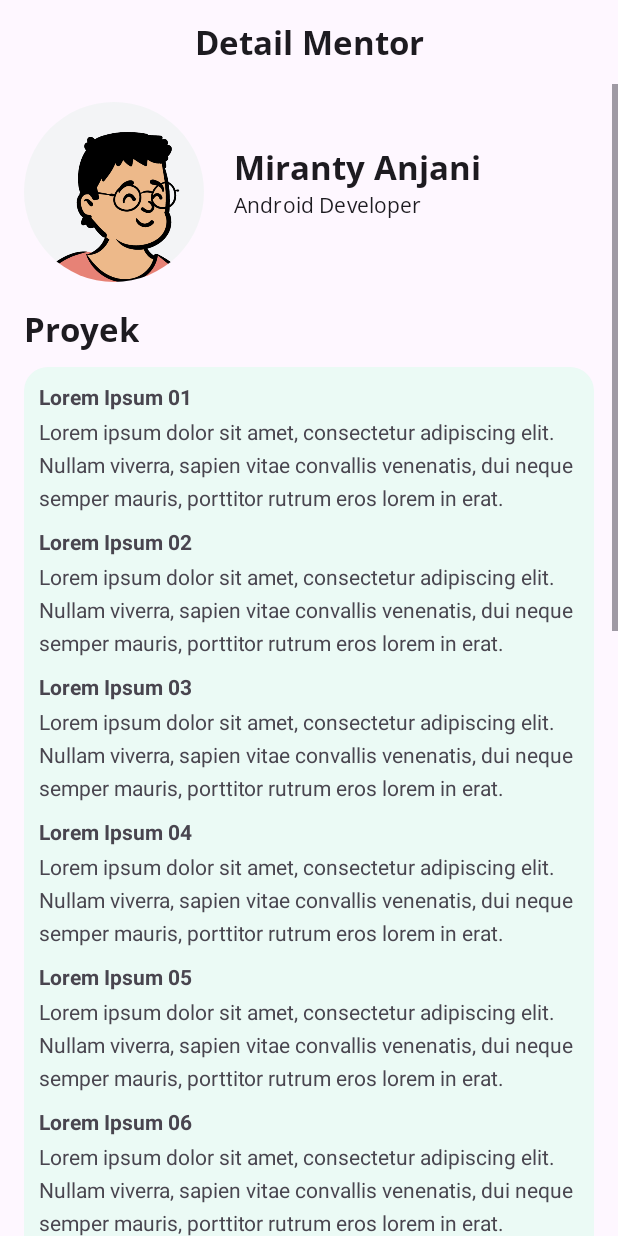
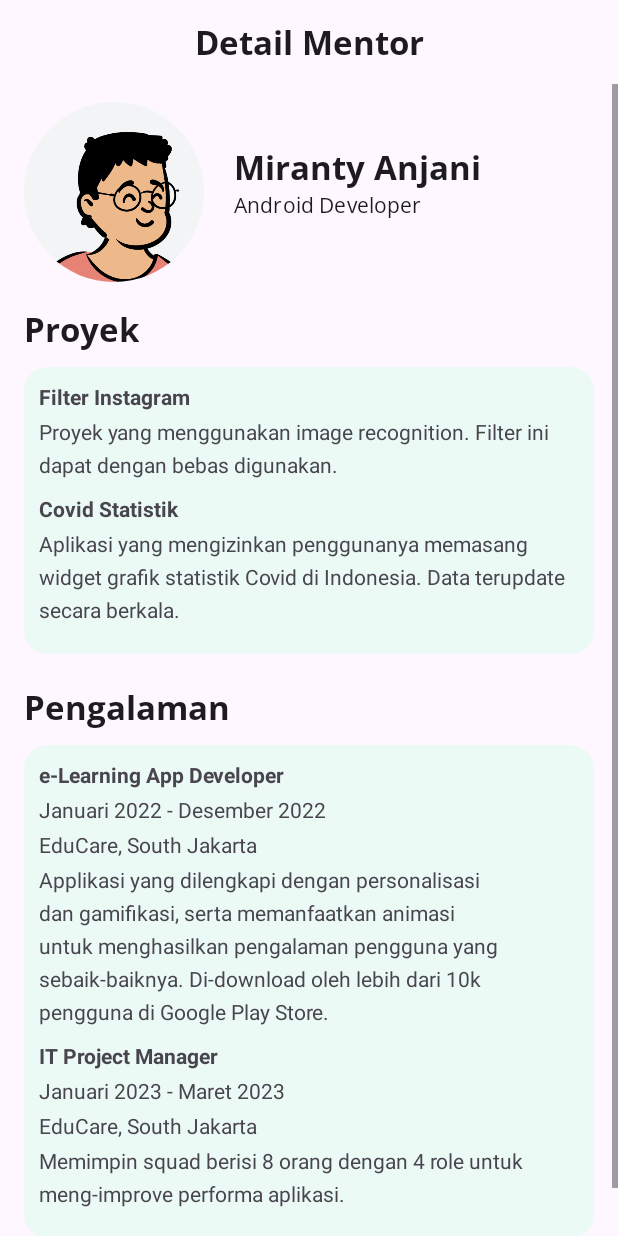
Before and after one commit to Breel-capstone/breel-android, an Android app: the MentorDetailFragment screen opened through its navigation route, on a phone screen of 412 x 824 dp. Run offline under Robolectric (Android 15) with nearby library versions, the light colour scheme and no system bars; our stand-ins replace CircleImageView, Dagger/Hilt's generated code; 1 statement that could not run was skipped.

Commit message:
[UPDATE] mentor detail - edit dummy data

```diff
--- a/app/src/main/java/com/example/breel/ui/fragment/home/mentor/MentorDetailFragment.kt
+++ b/app/src/main/java/com/example/breel/ui/fragment/home/mentor/MentorDetailFragment.kt
@@ -58,44 +58,14 @@ class MentorDetailFragment : Fragment() {
     private fun getDummyListProjectExperience() : List<UserProjectExperience> {
         return listOf<UserProjectExperience>(
             UserProjectExperience(
-                "Lorem Ipsum 01",
+                "Filter Instagram",
                 "http://example.com/",
-                getString(R.string.lorem_2sen)
+                "Proyek yang menggunakan image recognition. Filter ini dapat dengan bebas digunakan."
             ),
             UserProjectExperience(
-                "Lorem Ipsum 02",
+                "Covid Statistik",
                 "http://example.com/",
-                getString(R.string.lorem_2sen)
-            ),
-            UserProjectExperience(
-                "Lorem Ipsum 03",
-                "http://example.com/",
-                getString(R.string.lorem_2sen)
-            ),
-            UserProjectExperience(
-                "Lorem Ipsum 04",
-                "http://example.com/",
-                getString(R.string.lorem_2sen)
-            ),
-            UserProjectExperience(
-                "Lorem Ipsum 05",
-                "http://example.com/",
-                getString(R.string.lorem_2sen)
-            ),
-            UserProjectExperience(
-                "Lorem Ipsum 06",
-                "http://example.com/",
-                getString(R.string.lorem_2sen)
-            ),
-            UserProjectExperience(
-                "Lorem Ipsum 07",
-                "http://example.com/",
-                getString(R.string.lorem_2sen)
-            ),
-            UserProjectExperience(
-                "Lorem Ipsum 08",
-                "http://example.com/",
-                getString(R.string.lorem_2sen)
+                "Aplikasi yang mengizinkan penggunanya memasang widget grafik statistik Covid di Indonesia. Data terupdate secara berkala. "
             ),
         )
     }
@@ -103,44 +73,20 @@ class MentorDetailFragment : Fragment() {
     private fun getDummyListExperience() : List<UserExperience> {
         return listOf<UserExperience>(
             UserExperience(
-                "Lorem",
-                "Jakarta",
-                "Lorem Ipsum 01",
-                "01-01-2002",
-                "07-07-2002",
-                getString(R.string.lorem_2sen)
+                "EduCare",
+                "South Jakarta",
+                "e-Learning App Developer",
+                "Januari 2022",
+                "Desember 2022",
+                "Applikasi yang dilengkapi dengan personalisasi dan gamifikasi, serta memanfaatkan animasi untuk menghasilkan pengalaman pengguna yang sebaik-baiknya. Di-download oleh lebih dari 10k pengguna di Google Play Store."
             ),
             UserExperience(
-                "Lorem",
-                "Jakarta",
-                "Lorem Ipsum 02",
-                "01-01-2002",
-                "07-07-2002",
-                getString(R.string.lorem_2sen)
-            ),
-            UserExperience(
-                "Lorem",
-                "Jakarta",
-                "Lorem Ipsum 03",
-                "01-01-2002",
-                "07-07-2002",
-                getString(R.string.lorem_2sen)
-            ),
-            UserExperience(
-                "Lorem",
-                "Jakarta",
-                "Lorem Ipsum 04",
-                "01-01-2002",
-                "07-07-2002",
-                getString(R.string.lorem_2sen)
-            ),
-            UserExperience(
-                "Lorem",
-                "Jakarta",
-                "Lorem Ipsum 05",
-                "01-01-2002",
-                "07-07-2002",
-                getString(R.string.lorem_2sen)
+                "EduCare",
+                "South Jakarta",
+                "IT Project Manager",
+                "Januari 2023",
+                "Maret 2023",
+                "Memimpin squad berisi 8 orang dengan 4 role untuk meng-improve performa aplikasi."
             ),
         )
     }
```
